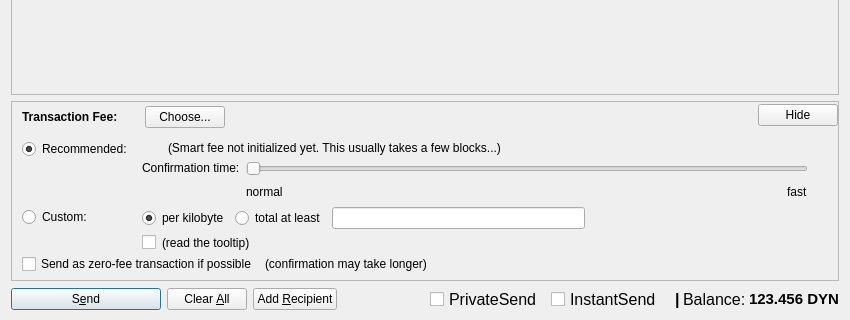
The window that src/qt/forms/sendcoinsdialog.ui (duality-solutions/Dynamic) describes before a commit, drawn with Qt 5; both pictures show x 0 to 850 and y 357 to 677 of the 850 by 677 pixel window.
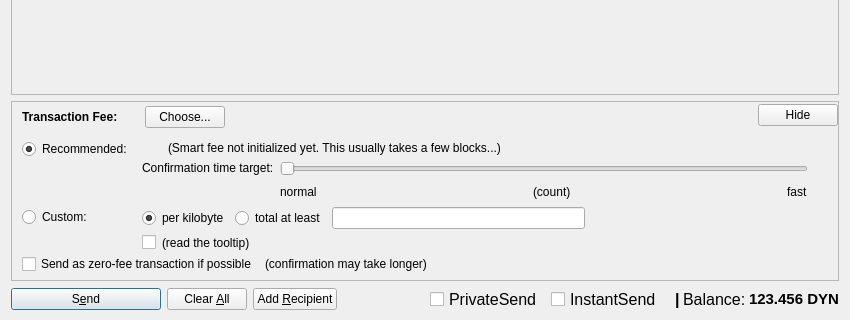
The same window after the commit. Custom widgets are drawn as their Qt base class.

Commit message: [Qt] overhaul smart-fee slider, adjust default confirmation target

```diff
--- a/src/qt/forms/sendcoinsdialog.ui
+++ b/src/qt/forms/sendcoinsdialog.ui
@@ -1031,7 +1031,7 @@
                    <item>
                     <widget class="QLabel" name="labelSmartFee3">
                      <property name="text">
-                      <string>Confirmation time:</string>
+                      <string>Confirmation time target:</string>
                      </property>
                      <property name="margin">
                       <number>2</number>
@@ -1095,6 +1095,26 @@
                        </property>
                       </widget>
                      </item>
+                     <item>
+                      <spacer name="horizontalSpacer_7">
+                       <property name="orientation">
+                        <enum>Qt::Horizontal</enum>
+                       </property>
+                       <property name="sizeHint" stdset="0">
+                        <size>
+                         <width>40</width>
+                         <height>20</height>
+                        </size>
+                       </property>
+                      </spacer>
+                     </item>
+                     <item>
+                      <widget class="QLabel" name="confirmationTargetLabel">
+                       <property name="text">
+                        <string>(count)</string>
+                       </property>
+                      </widget>
+                     </item>
                      <item>
                       <spacer name="horizontalSpacer_3">
                        <property name="orientation">
```
The commit also changes 6 other files.
